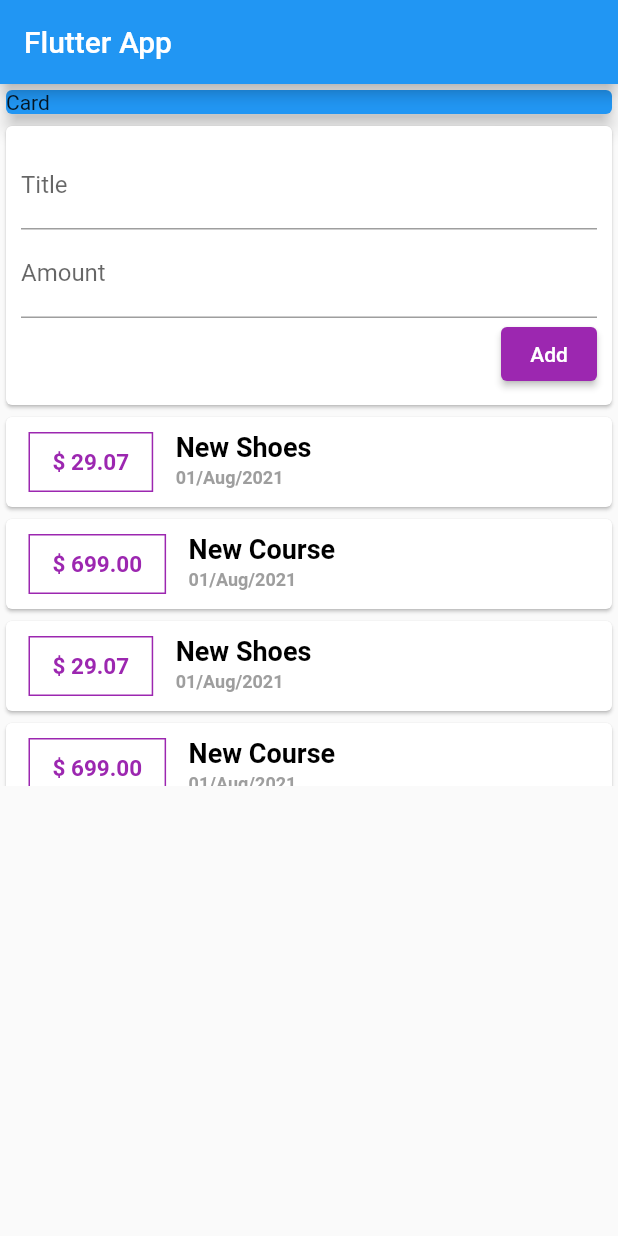
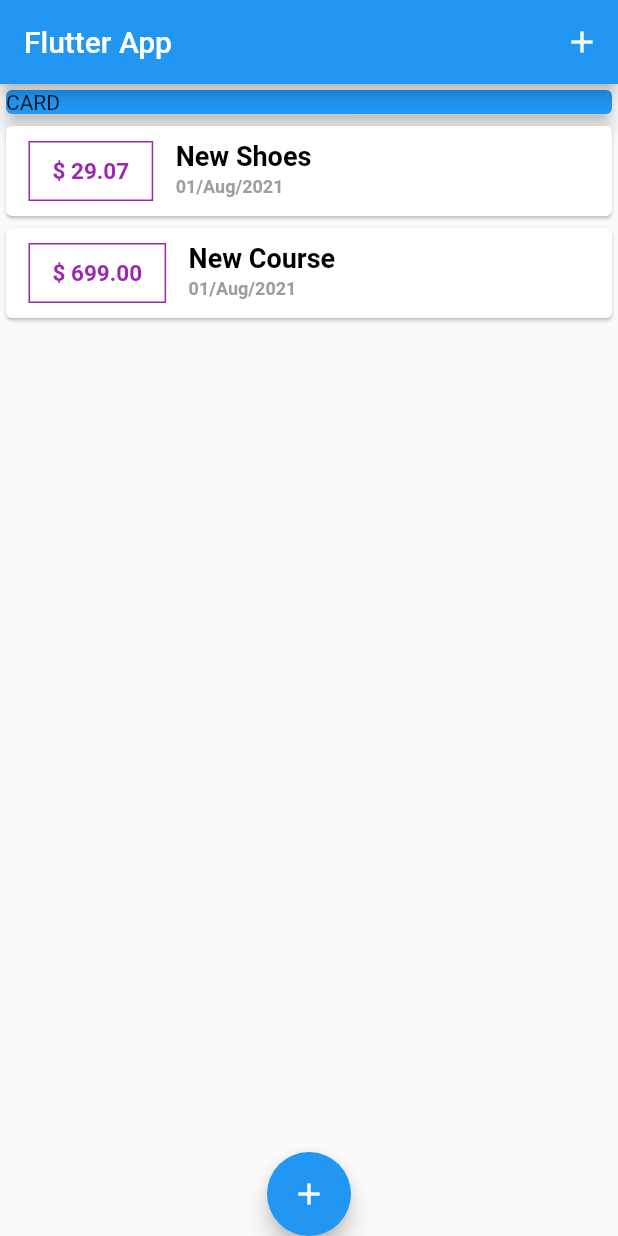
Before and after one commit to chidambararajab/flutter_expense_app, a Flutter app: the screen it shows after launch, on a phone screen of 412 x 824 dp. Run offline on Flutter 3.47's test engine with Material 2 defaults, Android fonts, the phone set to English and light mode, and no system bars.

Commit message:
AppBar Btn & Floating Action Btn | Modal Bottom

```diff
--- a/lib/main.dart
+++ b/lib/main.dart
@@ -1,5 +1,8 @@
 import 'package:flutter/material.dart';
-import 'package:flutter_complete_guide/widgets/user_tansaction.dart';
+
+import './widgets/new_transaction.dart';
+import '../models/transaction.dart';
+import './widgets/transaction_list.dart';
 
 void main() => runApp(MyApp());
 
@@ -13,12 +16,63 @@ class MyApp extends StatelessWidget {
   }
 }
 
-class MyHomePage extends StatelessWidget {
+class MyHomePage extends StatefulWidget {
+  @override
+  _MyHomePageState createState() => _MyHomePageState();
+}
+
+class _MyHomePageState extends State<MyHomePage> {
+  final List<Transaction> _userTransactions = [
+    Transaction(
+      id: 't1',
+      title: 'New Shoes',
+      amount: 29.07,
+      date: DateTime.now(),
+    ),
+    Transaction(
+      id: 't2',
+      title: 'New Course',
+      amount: 699,
+      date: DateTime.now(),
+    )
+  ];
+
+  void _addNewTransaction(String txTitle, double txAmount) {
+    final newTx = Transaction(
+      title: txTitle,
+      amount: txAmount,
+      date: DateTime.now(),
+      id: DateTime.now().toString(),
+    );
+
+    setState(() {
+      _userTransactions.add(newTx);
+    });
+  }
+
+  void _startNewAddTransaction(BuildContext ctx) {
+    showModalBottomSheet(
+      context: ctx,
+      builder: (bctx) {
+        return GestureDetector(
+          onTap: () {},
+          child: NewTransaction(_addNewTransaction),
+        );
+      },
+    );
+  }
+
   @override
   Widget build(BuildContext context) {
     return Scaffold(
       appBar: AppBar(
         title: Text('Flutter App'),
+        actions: <Widget>[
+          IconButton(
+            onPressed: () => _startNewAddTransaction(context),
+            icon: Icon(Icons.add),
+          ),
+        ],
       ),
       body: Column(
         mainAxisAlignment: MainAxisAlignment.start,
@@ -28,12 +82,17 @@ class MyHomePage extends StatelessWidget {
             width: double.infinity,
             child: Card(
               color: Colors.blue,
-              child: Text('Card'),
+              child: Text('CARD'),
               elevation: 5,
             ),
           ),
-          UserTransaction(),
+          TransactionList(_userTransactions),
         ],
+      ),
+      floatingActionButtonLocation: FloatingActionButtonLocation.centerDocked,
+      floatingActionButton: FloatingActionButton(
+        child: Icon(Icons.add),
+        onPressed: () => _startNewAddTransaction(context),
       ),
     );
   }
--- a/lib/widgets/new_transaction.dart
+++ b/lib/widgets/new_transaction.dart
@@ -1,14 +1,17 @@
 import 'package:flutter/material.dart';
 
-import '../models/transaction.dart';
+class NewTransaction extends StatefulWidget {
+  final Function addNewTransaction;
+  NewTransaction(this.addNewTransaction);
 
-class NewTransaction extends StatelessWidget {
+  @override
+  _NewTransactionState createState() => _NewTransactionState();
+}
+
+class _NewTransactionState extends State<NewTransaction> {
   final titleController = TextEditingController();
+
   final amountController = TextEditingController();
-  // String titleInput;
-  // String amountInput;
-  final Function _addNewTransaction;
-  NewTransaction(this._addNewTransaction);
 
   void submitData() {
     final enteredTitle = titleController.text;
@@ -18,10 +21,12 @@ class NewTransaction extends StatelessWidget {
       return;
     }
 
-    _addNewTransaction(
+    widget.addNewTransaction(
       titleController.text,
       double.parse(amountController.text),
     );
+
+    Navigator.of(context).pop();
   }
 
   @override
--- a/lib/widgets/transaction_list.dart
+++ b/lib/widgets/transaction_list.dart
@@ -8,7 +8,7 @@ class TransactionList extends StatelessWidget {
   @override
   Widget build(BuildContext context) {
     return Container(
-      height: 250,
+      height: 300,
       child: ListView.builder(
         itemBuilder: (ctx, index) {
           return Card(
--- a/lib/widgets/user_tansaction.dart
+++ /dev/null
@@ -1,86 +0,0 @@
-import 'package:flutter/material.dart';
-
-import './new_transaction.dart';
-import './transaction_list.dart';
-import '../models/transaction.dart';
-
-class UserTransaction extends StatefulWidget {
-  @override
-  _UserTransactionState createState() => _UserTransactionState();
-}
-
-class _UserTransactionState extends State<UserTransaction> {
-  final List<Transaction> _userTransactions = [
-    Transaction(
-      id: 't1',
-      title: 'New Shoes',
-      amount: 29.07,
-      date: DateTime.now(),
-    ),
-    Transaction(
-      id: 't2',
-      title: 'New Course',
-      amount: 699,
-      date: DateTime.now(),
-    ),
-    Transaction(
-      id: 't1',
-      title: 'New Shoes',
-      amount: 29.07,
-      date: DateTime.now(),
-    ),
-    Transaction(
-      id: 't2',
-      title: 'New Course',
-      amount: 699,
-      date: DateTime.now(),
-    ),
-    Transaction(
-      id: 't1',
-      title: 'New Shoes',
-      amount: 29.07,
-      date: DateTime.now(),
-    ),
-    Transaction(
-      id: 't2',
-      title: 'New Course',
-      amount: 699,
-      date: DateTime.now(),
-    ),
-    Transaction(
-      id: 't1',
-      title: 'New Shoes',
-      amount: 29.07,
-      date: DateTime.now(),
-    ),
-    Transaction(
-      id: 't2',
-      title: 'New Course',
-      amount: 699,
-      date: DateTime.now(),
-    ),
-  ];
-
-  void _addNewTransaction(String txTitle, double txAmount) {
-    final newTx = Transaction(
-      title: txTitle,
-      amount: txAmount,
-      date: DateTime.now(),
-      id: DateTime.now().toString(),
-    );
-
-    setState(() {
-      _userTransactions.add(newTx);
-    });
-  }
-
-  @override
-  Widget build(BuildContext context) {
-    return Column(
-      children: <Widget>[
-        NewTransaction(_addNewTransaction),
-        TransactionList(_userTransactions),
-      ],
-    );
-  }
-}
```
